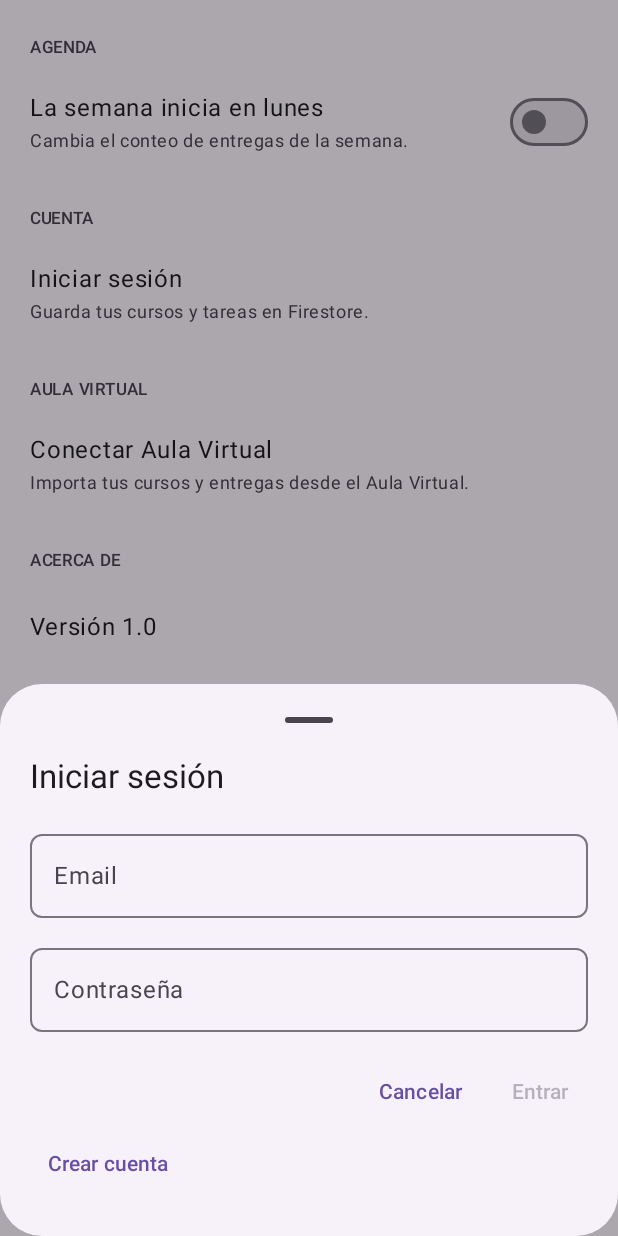
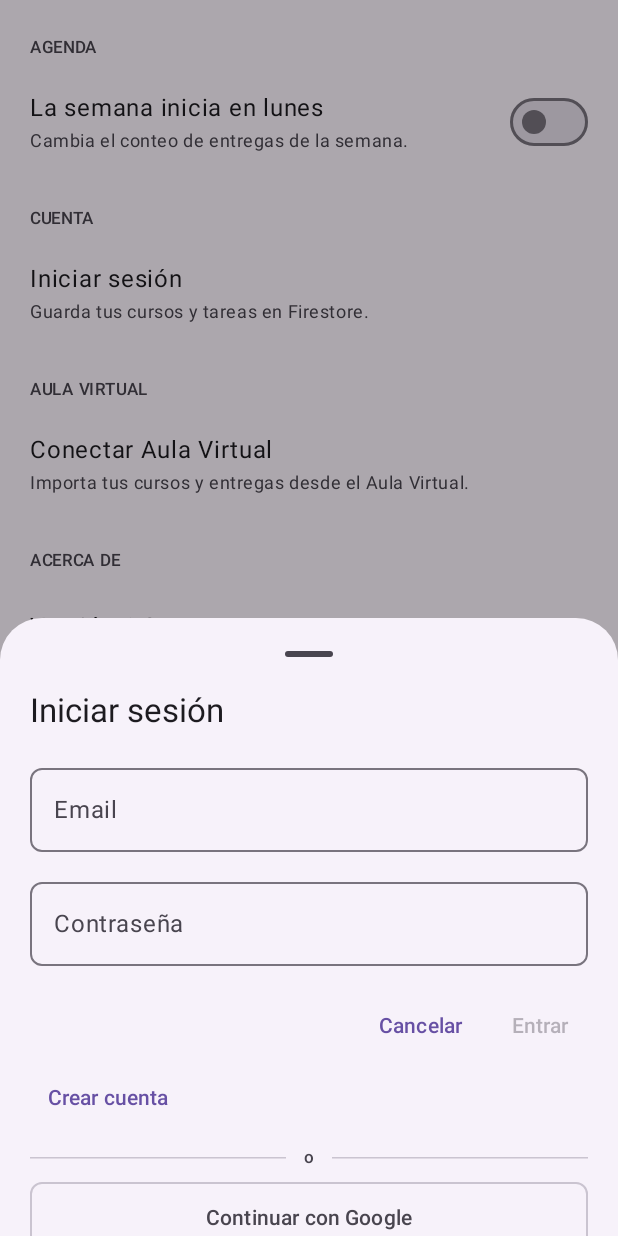
Before and after one commit to agustin-meza99/NotallyU-UNAMAD, an Android app built with Jetpack Compose: the composable SettingsScreen shown on its own in the app's theme, after a tap on "Iniciar sesión", on a phone screen of 412 x 824 dp. Run offline under Robolectric (Android 15) with nearby library versions, the phone set to English and light mode, and no system bars; our stand-ins replace Firebase (no records; nobody signed in at launch, a user with empty details on screens opened directly); Roboto replaces fonts that are not available here; 6 statements that could not run were skipped; 1 other tap on this screen came first.

Commit message:
feat(auth): Google Sign-In y avatar en Hoy
Registra el SHA-1 del debug keystore en Firebase (proyecto notally).

Anade Credential Manager + Google ID para continuar con Google desde la hoja de Cuenta, manteniendo email/contrasena. El avatar de Hoy muestra la foto de Google o la inicial, con descarga propia y cache en memoria, sin Coil. No cambia el modelo de datos.

```diff
--- a/app/build.gradle.kts
+++ b/app/build.gradle.kts
@@ -60,6 +60,9 @@ dependencies {
     implementation(platform(libs.firebase.bom))
     implementation(libs.firebase.auth)
     implementation(libs.firebase.firestore)
+    implementation(libs.androidx.credentials)
+    implementation(libs.androidx.credentials.play.services.auth)
+    implementation(libs.googleid)
     testImplementation(libs.junit)
     // org.json real en pruebas JVM: el del android.jar es un stub que lanza.
     testImplementation(libs.json)
--- a/app/src/main/java/com/example/notally/ui/settings/SettingsScreen.kt
+++ b/app/src/main/java/com/example/notally/ui/settings/SettingsScreen.kt
@@ -26,9 +26,11 @@ import androidx.compose.material3.AlertDialog
 import androidx.compose.material3.ButtonDefaults
 import androidx.compose.material3.CircularProgressIndicator
 import androidx.compose.material3.ExperimentalMaterial3Api
+import androidx.compose.material3.HorizontalDivider
 import androidx.compose.material3.LinearProgressIndicator
 import androidx.compose.material3.MaterialTheme
 import androidx.compose.material3.ModalBottomSheet
+import androidx.compose.material3.OutlinedButton
 import androidx.compose.material3.OutlinedTextField
 import androidx.compose.material3.SnackbarHost
 import androidx.compose.material3.SnackbarHostState
@@ -41,6 +43,7 @@ import androidx.compose.runtime.LaunchedEffect
 import androidx.compose.runtime.getValue
 import androidx.compose.runtime.mutableStateOf
 import androidx.compose.runtime.remember
+import androidx.compose.runtime.rememberCoroutineScope
 import androidx.compose.runtime.saveable.rememberSaveable
 import androidx.compose.runtime.setValue
 import androidx.compose.ui.Alignment
@@ -70,6 +73,8 @@ import com.example.notally.ui.utils.DateFormat
 import java.time.Instant
 import java.time.ZoneId
 import java.time.format.DateTimeFormatter
+import kotlinx.coroutines.CancellationException
+import kotlinx.coroutines.launch
 
 /**
  * Pantalla Settings (§7.12).
@@ -90,6 +95,7 @@ fun SettingsScreen(
     val estadoCuenta by viewModel.estadoCuenta.collectAsStateWithLifecycle()
     val margen = margenHorizontalPantalla
     val contexto = LocalContext.current
+    val alcance = rememberCoroutineScope()
     val tituloPantalla = stringResource(R.string.nav_ajustes)
 
     var hojaAulaVisible by rememberSaveable { mutableStateOf(false) }
@@ -135,6 +141,27 @@ fun SettingsScreen(
         runCatching {
             contexto.packageManager.getPackageInfo(contexto.packageName, 0).versionName
         }.getOrNull() ?: "1.0"
+    }
+
+    // Credential Manager necesita la Activity: se lanza desde aquí y el
+    // ViewModel solo recibe el ID token ya obtenido.
+    val iniciarConGoogle: () -> Unit = {
+        if (!estadoCuenta.cargando) {
+            alcance.launch {
+                try {
+                    val idToken = obtenerIdTokenGoogle(contexto)
+                    if (idToken == null) {
+                        viewModel.cancelarGoogle()
+                    } else {
+                        viewModel.iniciarConGoogle(idToken)
+                    }
+                } catch (cancelada: CancellationException) {
+                    throw cancelada
+                } catch (_: Exception) {
+                    viewModel.falloGoogle()
+                }
+            }
+        }
     }
 
     Box(
@@ -291,6 +318,7 @@ fun SettingsScreen(
             estado = estadoCuenta,
             alEntrar = viewModel::iniciarSesion,
             alCrear = viewModel::crearCuenta,
+            alGoogle = iniciarConGoogle,
             alDescartar = {
                 hojaCuentaVisible = false
                 viewModel.descartarErrorCuenta()
@@ -430,6 +458,7 @@ private fun HojaCuenta(
     estado: EstadoCuenta,
     alEntrar: (email: String, password: String) -> Unit,
     alCrear: (email: String, password: String) -> Unit,
+    alGoogle: () -> Unit,
     alDescartar: () -> Unit,
 ) {
     var email by remember { mutableStateOf("") }
@@ -563,6 +592,32 @@ private fun HojaCuenta(
                     ),
                 )
             }
+
+            Spacer(Modifier.height(8.dp))
+            Row(
+                modifier = Modifier.fillMaxWidth(),
+                verticalAlignment = Alignment.CenterVertically,
+            ) {
+                HorizontalDivider(modifier = Modifier.weight(1f))
+                Text(
+                    text = stringResource(R.string.settings_account_or),
+                    style = MaterialTheme.typography.labelSmall,
+                    color = MaterialTheme.colorScheme.onSurfaceVariant,
+                    modifier = Modifier.padding(horizontal = 12.dp),
+                )
+                HorizontalDivider(modifier = Modifier.weight(1f))
+            }
+            Spacer(Modifier.height(8.dp))
+            OutlinedButton(
+                onClick = alGoogle,
+                enabled = !cargando,
+                shape = FormaNotally.s,
+                modifier = Modifier
+                    .fillMaxWidth()
+                    .heightIn(min = 48.dp),
+            ) {
+                Text(stringResource(R.string.settings_account_continue_google))
+            }
         }
     }
 }
@@ -577,6 +632,7 @@ private fun mensajeErrorCuenta(error: ErrorAuth): String = when (error) {
     ErrorAuth.PASSWORD_DEBIL -> stringResource(R.string.settings_account_error_weak_password)
     ErrorAuth.CUENTA_DESHABILITADA -> stringResource(R.string.settings_account_error_disabled)
     ErrorAuth.PROVEEDOR_DESHABILITADO -> stringResource(R.string.settings_account_error_provider)
+    ErrorAuth.GOOGLE -> stringResource(R.string.settings_account_error_google)
     ErrorAuth.DESCONOCIDO -> stringResource(R.string.settings_account_error_unknown)
 }
 
--- a/app/src/main/res/values/strings.xml
+++ b/app/src/main/res/values/strings.xml
@@ -164,6 +164,8 @@
 
     <!-- Accesibilidad -->
     <string name="a11y_back">Volver</string>
+    <string name="a11y_avatar_foto">Foto de perfil</string>
+    <string name="a11y_avatar_perfil">Perfil de %1$s</string>
     <string name="a11y_openTask">Abrir tarea</string>
     <string name="a11y_newTask">Nueva tarea</string>
     <string name="a11y_edit_course">Editar curso</string>
@@ -249,6 +251,9 @@
     <string name="settings_account_error_weak_password">La contraseña es demasiado débil.</string>
     <string name="settings_account_error_disabled">Esta cuenta está deshabilitada.</string>
     <string name="settings_account_error_provider">El acceso con email y contraseña no está habilitado.</string>
+    <string name="settings_account_continue_google">Continuar con Google</string>
+    <string name="settings_account_or">o</string>
+    <string name="settings_account_error_google">No se pudo iniciar con Google. Revisa la configuración.</string>
     <string name="settings_account_error_unknown">No se pudo completar la operación.</string>
 
     <!-- Aula Virtual -->
```
Also changed, not shown: app/src/main/java/com/example/notally/data/firebase/AuthRepository.kt (+18 -0 lines), app/src/main/java/com/example/notally/ui/components/AvatarUsuario.kt (added, +136 -0 lines), app/src/main/java/com/example/notally/ui/settings/GoogleSignIn.kt (added, +53 -0 lines), app/src/main/java/com/example/notally/ui/settings/SettingsViewModel.kt (+17 -0 lines), app/src/main/java/com/example/notally/ui/today/TodayScreen.kt (+20 -1 lines), gradle/libs.versions.toml (+6 -1 lines).
